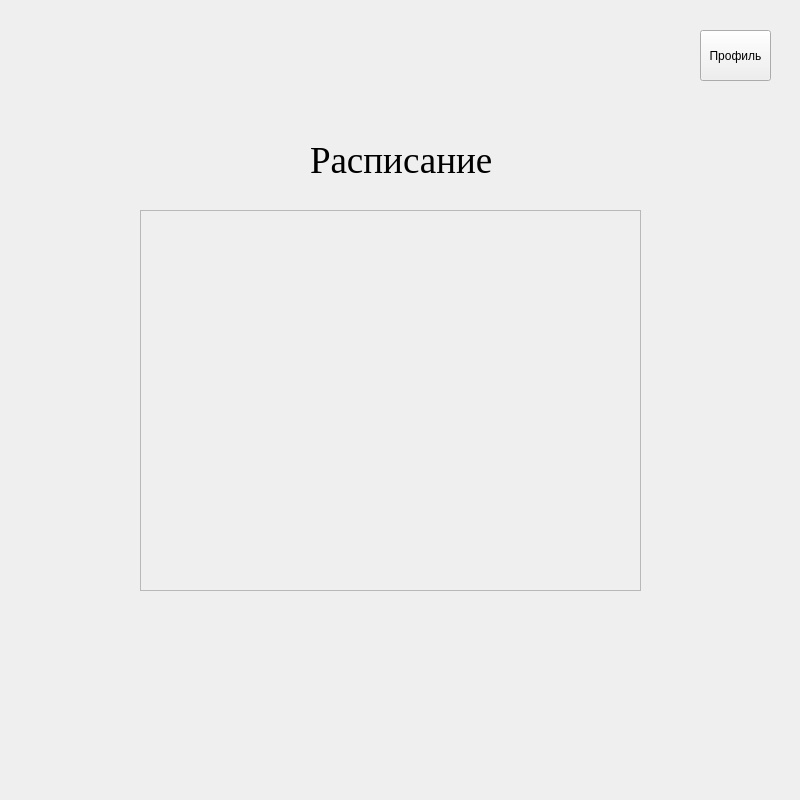
Old version of the form src/menuformwidget.ui in the repository CherMiTT/drive_school_client.
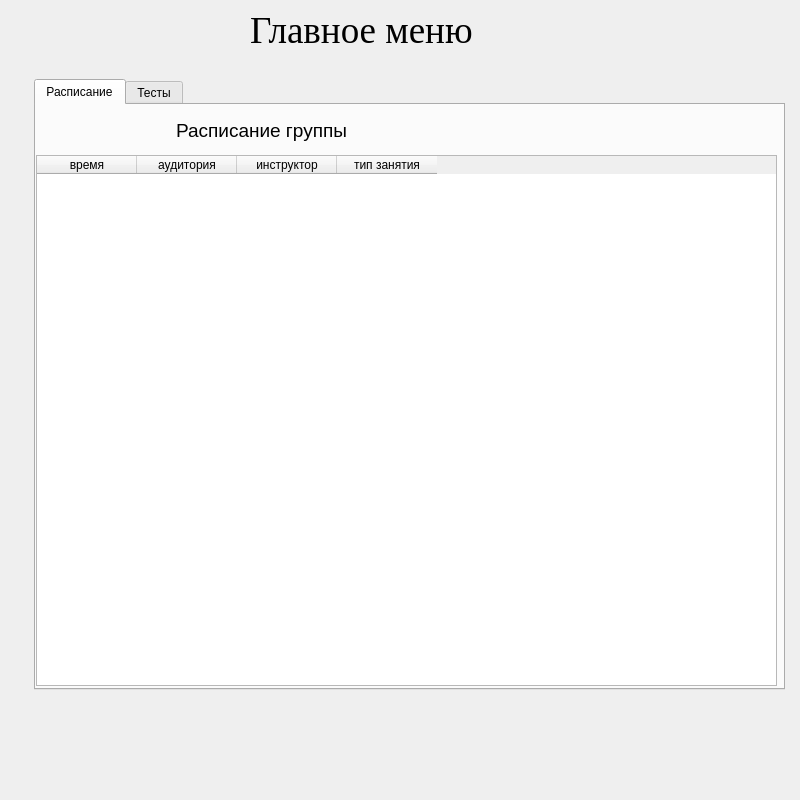
New version of the form.

What changed in the file:
```diff
--- a/src/menuformwidget.ui
+++ b/src/menuformwidget.ui
@@ -13,35 +13,12 @@
   <property name="windowTitle">
    <string>Form</string>
   </property>
-  <widget class="QScrollArea" name="scheduleScrollArea">
-   <property name="geometry">
-    <rect>
-     <x>140</x>
-     <y>210</y>
-     <width>501</width>
-     <height>381</height>
-    </rect>
-   </property>
-   <property name="widgetResizable">
-    <bool>true</bool>
-   </property>
-   <widget class="QWidget" name="scrollAreaWidgetContents">
-    <property name="geometry">
-     <rect>
-      <x>0</x>
-      <y>0</y>
-      <width>499</width>
-      <height>379</height>
-     </rect>
-    </property>
-   </widget>
-  </widget>
   <widget class="QLabel" name="scheduleLabel">
    <property name="geometry">
     <rect>
-     <x>310</x>
-     <y>140</y>
-     <width>181</width>
+     <x>250</x>
+     <y>10</y>
+     <width>291</width>
      <height>41</height>
     </rect>
    </property>
@@ -54,21 +31,82 @@
     </font>
    </property>
    <property name="text">
-    <string>Расписание</string>
+    <string>Главное меню</string>
    </property>
   </widget>
-  <widget class="QToolButton" name="profileButton">
+  <widget class="QTabWidget" name="tabWidget">
+   <property name="enabled">
+    <bool>true</bool>
+   </property>
    <property name="geometry">
     <rect>
-     <x>700</x>
-     <y>30</y>
-     <width>71</width>
-     <height>51</height>
+     <x>34</x>
+     <y>79</y>
+     <width>751</width>
+     <height>611</height>
     </rect>
    </property>
-   <property name="text">
-    <string>Профиль</string>
+   <property name="currentIndex">
+    <number>0</number>
    </property>
+   <widget class="QWidget" name="scheduleTab">
+    <attribute name="title">
+     <string>Расписание</string>
+    </attribute>
+    <widget class="QTableWidget" name="tableWidget">
+     <property name="geometry">
+      <rect>
+       <x>0</x>
+       <y>50</y>
+       <width>741</width>
+       <height>531</height>
+      </rect>
+     </property>
+     <column>
+      <property name="text">
+       <string>время</string>
+      </property>
+     </column>
+     <column>
+      <property name="text">
+       <string>аудитория</string>
+      </property>
+     </column>
+     <column>
+      <property name="text">
+       <string>инструктор</string>
+      </property>
+     </column>
+     <column>
+      <property name="text">
+       <string>тип занятия</string>
+      </property>
+     </column>
+    </widget>
+    <widget class="QLabel" name="label">
+     <property name="geometry">
+      <rect>
+       <x>140</x>
+       <y>10</y>
+       <width>221</width>
+       <height>31</height>
+      </rect>
+     </property>
+     <property name="font">
+      <font>
+       <pointsize>14</pointsize>
+      </font>
+     </property>
+     <property name="text">
+      <string>Расписание группы </string>
+     </property>
+    </widget>
+   </widget>
+   <widget class="QWidget" name="testTab">
+    <attribute name="title">
+     <string>Тесты</string>
+    </attribute>
+   </widget>
   </widget>
  </widget>
  <resources/>
```
